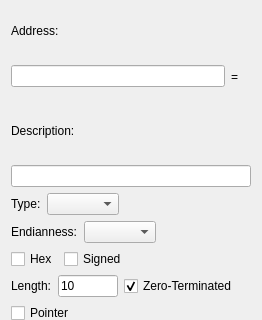
The window that GUI/AddAddressManuallyDialog.ui (korcankaraokcu/PINCE) describes before a commit, drawn with Qt 5; both pictures show x 0 to 262 and y 0 to 320 of the 262 by 486 pixel window.
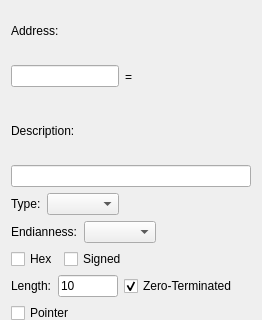
The same window after the commit.

Commit message: Fixed lineEdit alignment for AddAddressManuallyDialog

What changed in the file:
```diff
--- a/GUI/AddAddressManuallyDialog.ui
+++ b/GUI/AddAddressManuallyDialog.ui
@@ -358,6 +358,19 @@
          </property>
         </widget>
        </item>
+       <item>
+        <spacer name="horizontalSpacer">
+         <property name="orientation">
+          <enum>Qt::Horizontal</enum>
+         </property>
+         <property name="sizeHint" stdset="0">
+          <size>
+           <width>40</width>
+           <height>20</height>
+          </size>
+         </property>
+        </spacer>
+       </item>
       </layout>
      </item>
     </layout>
```
The commit also changes 2 other files.
